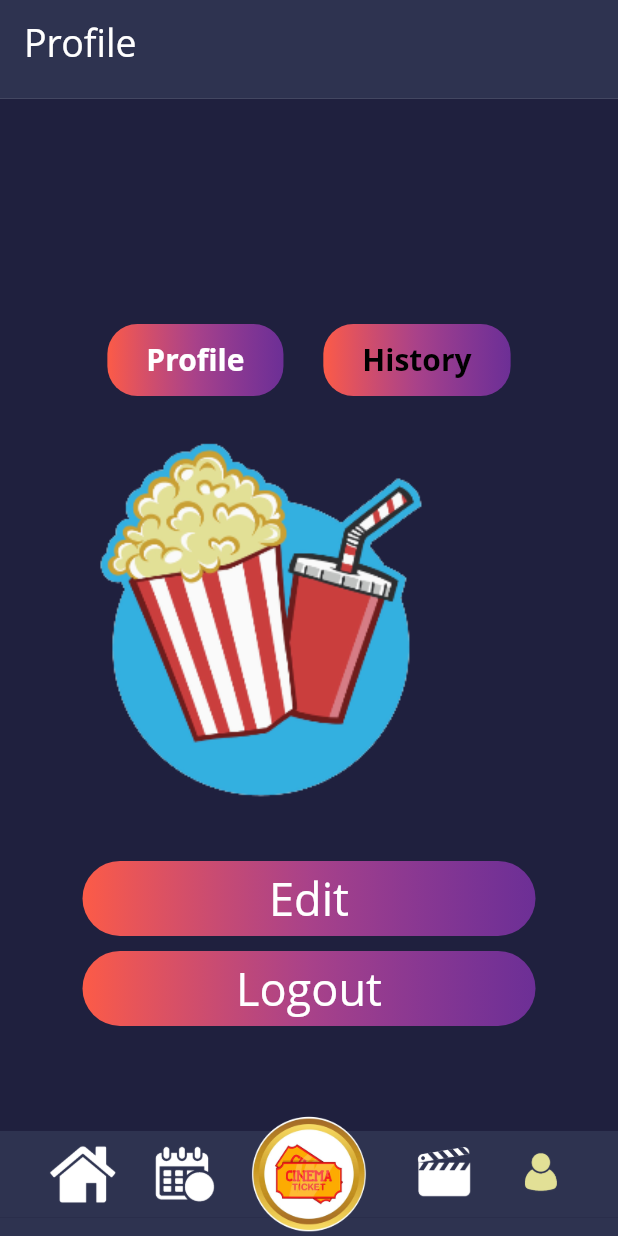
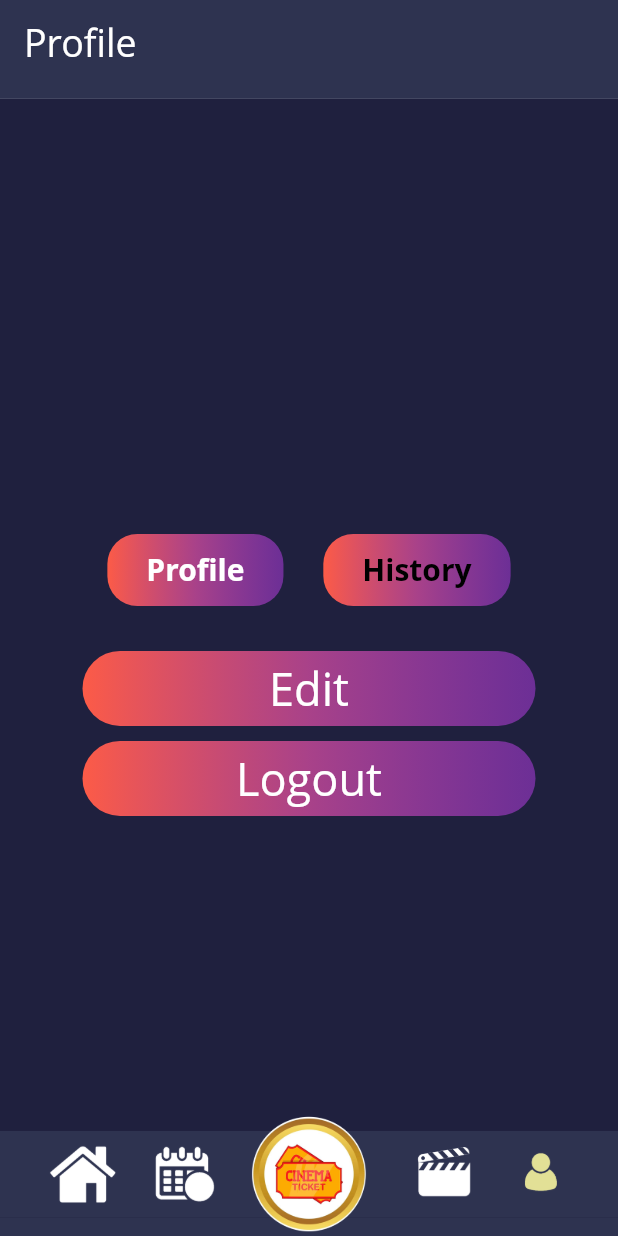
Before and after one commit to NhyNhyNguyen/Movie_Word_App, a Flutter app: the ChooseProfile widget shown alone on an empty page, opened directly, on a phone screen of 412 x 824 dp. Run offline on Flutter 3.47's test engine with Material 2 defaults, Android fonts, the light colour scheme and no system bars; our stand-ins replace carousel_slider, firebase_dynamic_links, flutter_datetime_picker, flutter_screenutil, get_it, google_fonts; missing offline and left inert: youtube_player; accounts and stored records are empty; statements that could not run were skipped.

Commit message:
[up] add profile

```diff
--- a/lib/screens/User/ChooseProfile.dart
+++ b/lib/screens/User/ChooseProfile.dart
@@ -85,10 +85,9 @@ class _ChooseProfile extends State<ChooseProfile> {
                 type == "profile"? Column(
                   crossAxisAlignment: CrossAxisAlignment.start,
                   children: <Widget>[
-                    Image.asset(ImageConstant.LOGO1, height: 270),
 
                     SizedBox(
-                      height: 20,
+                      height: 10,
                     ),
                     _editBtn(),
                     _logoutBtn(),
```
Also changed, not shown: lib/screens/User/DetailScreen.dart (+12 -3 lines).
